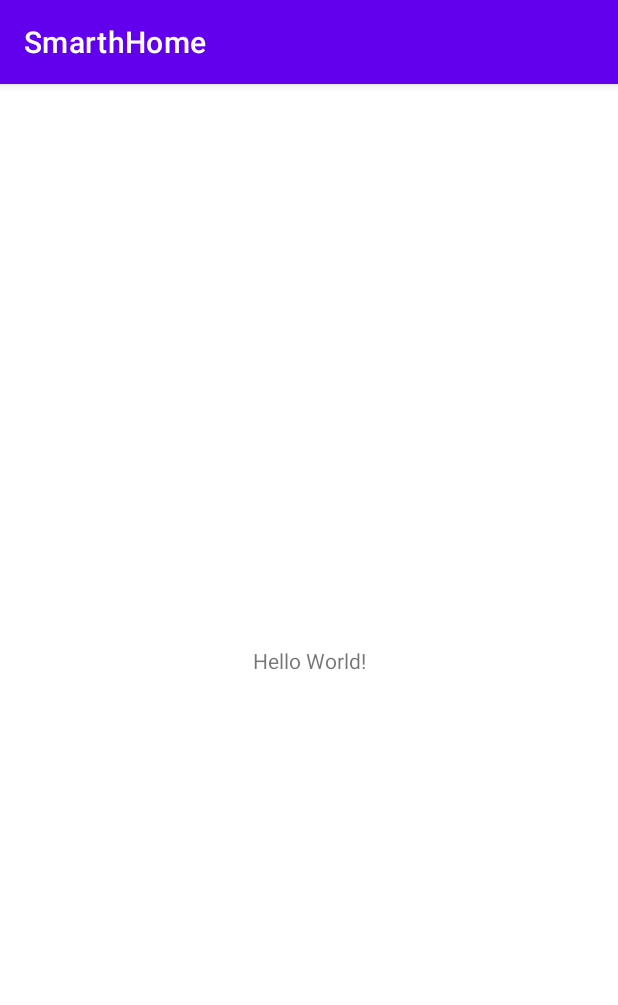
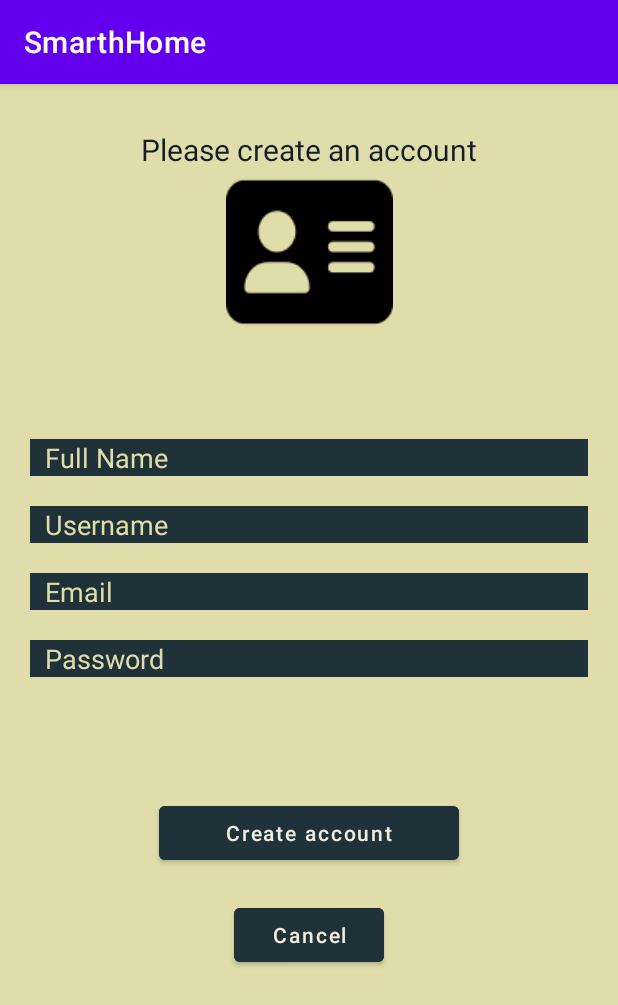
Before and after one commit to StanciuOctav/SmartHome, an Android app: the screen it shows after launch (MainActivity before the commit, RegisterActivity after it), on a phone screen of 412 x 824 dp. Shown: the top 1005 px of the screen. Run offline under Robolectric (Android 15) with nearby library versions, the phone set to English and light mode, and no system bars; 1 statement that could not run was skipped.

Commit message:
Created Register screen Tried to test it on the emulator but it seems to crash (changed default activity from MainActivity to RegisterActivity (see AndroidManifest.xml))

```diff
--- a/app/src/main/AndroidManifest.xml
+++ b/app/src/main/AndroidManifest.xml
@@ -13,18 +13,23 @@
         android:theme="@style/Theme.SmarthHome"
         tools:targetApi="31">
         <activity
-            android:name=".MainActivity"
+            android:name=".RegisterActivity"
             android:exported="true">
             <intent-filter>
                 <action android:name="android.intent.action.MAIN" />
 
                 <category android:name="android.intent.category.LAUNCHER" />
             </intent-filter>
-
             <meta-data
                 android:name="android.app.lib_name"
                 android:value="" />
         </activity>
+        <activity
+            android:name=".MainActivity"
+            android:exported="false">
+
+
+        </activity>
     </application>
 
 </manifest>
--- /dev/null
+++ b/app/src/main/java/com/example/smarthhome/RegisterActivity.kt
@@ -0,0 +1,57 @@
+package com.example.smarthhome
+
+import android.os.Bundle
+import android.widget.Button
+import android.widget.EditText
+import androidx.appcompat.app.AppCompatActivity
+import androidx.constraintlayout.widget.ConstraintLayout
+
+class RegisterActivity: AppCompatActivity() {
+
+    private lateinit var fullname: EditText
+    private lateinit var username: EditText
+    private lateinit var email: EditText
+    private lateinit var password: EditText
+
+    private lateinit var signUpButton: Button
+    private lateinit var cancelButton: Button
+
+    private var credentials = mapOf(fullname to "Catana Radu", username to "cr7", email to "cr7@email.com",password to "cr7654321")
+
+    override fun onCreate(savedInstanceState: Bundle?) {
+        super.onCreate(savedInstanceState)
+        setContentView(R.layout.register_layout)
+
+        initViews()
+    }
+
+    private fun initViews() {
+
+        fullname = findViewById(R.id.fullNameEditText)
+        username = findViewById(R.id.usernameEditText)
+        email = findViewById(R.id.emailEditText)
+        password = findViewById(R.id.passwordEditText)
+        signUpButton = findViewById(R.id.signUpButton)
+        cancelButton = findViewById(R.id.cancelButton)
+
+        signUpButton.setOnClickListener {
+            if (checkCredentials()) {
+                println("REDIRECT TO LOGIN")
+            } else {
+                println("SHOW ALERT")
+            }
+        }
+
+        cancelButton.setOnClickListener {
+            println("REDIRECT TO LOGIN")
+        }
+
+    }
+
+    private fun checkCredentials(): Boolean {
+        return fullname.text.equals(credentials[fullname]) &&
+                username.text.equals(credentials[username]) &&
+                email.text.equals(credentials[email]) &&
+                password.text.equals(credentials[password])
+    }
+}
--- /dev/null
+++ b/app/src/main/res/layout/register_layout.xml
@@ -0,0 +1,133 @@
+<?xml version="1.0" encoding="utf-8"?>
+<androidx.constraintlayout.widget.ConstraintLayout xmlns:android="http://schemas.android.com/apk/res/android"
+    xmlns:app="http://schemas.android.com/apk/res-auto"
+    xmlns:tools="http://schemas.android.com/tools"
+    android:layout_width="match_parent"
+    android:layout_height="match_parent"
+    android:background="@color/custom_yellow"
+    tools:context=".RegisterActivity">
+
+    <TextView
+        android:id="@+id/registerTitleView"
+        android:layout_width="wrap_content"
+        android:layout_height="wrap_content"
+        android:layout_marginTop="30dp"
+        app:layout_constraintEnd_toEndOf="parent"
+        app:layout_constraintStart_toStartOf="parent"
+        app:layout_constraintTop_toTopOf="parent"
+        android:text="@string/register_title"
+        android:textColor="@color/custom_black"
+        android:textSize="20sp"
+         />
+
+    <ImageView
+        android:id="@+id/registerImageView"
+        android:layout_width="wrap_content"
+        android:layout_height="wrap_content"
+        app:layout_constraintStart_toStartOf="parent"
+        app:layout_constraintEnd_toEndOf="parent"
+        app:layout_constraintTop_toBottomOf="@id/registerTitleView"
+        android:src="@drawable/profile_card"
+        android:foregroundGravity="center_horizontal"
+        />
+
+    <EditText
+        android:id="@+id/fullNameEditText"
+        android:layout_width="match_parent"
+        android:layout_height="wrap_content"
+        android:layout_marginTop="70dp"
+        app:layout_constraintTop_toBottomOf="@+id/registerImageView"
+        app:layout_constraintStart_toStartOf="parent"
+        app:layout_constraintEnd_toEndOf="parent"
+        android:layout_marginLeft="20dp"
+        android:layout_marginRight="20dp"
+        android:paddingStart="10dp"
+        android:hint="@string/fullname_placeholder"
+        android:textColorHint="@color/custom_yellow"
+        android:textColor="@color/custom_white"
+        android:background="@color/custom_green"
+        android:maxLines="1"
+        />
+
+    <EditText
+        android:id="@+id/usernameEditText"
+        android:layout_width="match_parent"
+        android:layout_height="wrap_content"
+        app:layout_constraintTop_toBottomOf="@+id/fullNameEditText"
+        app:layout_constraintStart_toStartOf="parent"
+        app:layout_constraintEnd_toEndOf="parent"
+        android:layout_marginTop="20dp"
+        android:layout_marginLeft="20dp"
+        android:layout_marginRight="20dp"
+        android:paddingStart="10dp"
+        android:hint="@string/username_placeholder"
+        android:textColorHint="@color/custom_yellow"
+        android:textColor="@color/custom_white"
+        android:background="@color/custom_green"
+        android:maxLines="1"
+        />
+
+    <EditText
+        android:id="@+id/emailEditText"
+        android:layout_width="match_parent"
+        android:layout_height="wrap_content"
+        app:layout_constraintTop_toBottomOf="@+id/usernameEditText"
+        app:layout_constraintStart_toStartOf="parent"
+        app:layout_constraintEnd_toEndOf="parent"
+        android:layout_marginTop="20dp"
+        android:layout_marginLeft="20dp"
+        android:layout_marginRight="20dp"
+        android:paddingStart="10dp"
+        android:hint="@string/email_placeholder"
+        android:textColorHint="@color/custom_yellow"
+        android:textColor="@color/custom_white"
+        android:background="@color/custom_green"
+        android:maxLines="1"
+        />
+
+    <EditText
+        android:id="@+id/passwordEditText"
+        android:layout_width="match_parent"
+        android:layout_height="wrap_content"
+        app:layout_constraintTop_toBottomOf="@+id/emailEditText"
+        app:layout_constraintStart_toStartOf="parent"
+        app:layout_constraintEnd_toEndOf="parent"
+        android:layout_marginTop="20dp"
+        android:layout_marginLeft="20dp"
+        android:layout_marginRight="20dp"
+        android:paddingStart="10dp"
+        android:hint="@string/password_placeholder"
+        android:textColorHint="@color/custom_yellow"
+        android:textColor="@color/custom_white"
+        android:background="@color/custom_green"
+        android:maxLines="1"
+        android:password="true"
+        />
+
+    <Button
+        android:id="@+id/signUpButton"
+        android:layout_width="200dp"
+        android:layout_height="wrap_content"
+        app:layout_constraintTop_toBottomOf="@+id/passwordEditText"
+        app:layout_constraintStart_toStartOf="parent"
+        app:layout_constraintEnd_toEndOf="parent"
+        android:layout_marginTop="80dp"
+        android:hint="@string/signup_placeholder"
+        android:textColorHint="@color/custom_white"
+        android:textColor="@color/custom_white"
+        android:backgroundTint="@color/custom_green" />
+
+    <Button
+        android:id="@+id/cancelButton"
+        android:layout_width="100dp"
+        android:layout_height="wrap_content"
+        app:layout_constraintTop_toBottomOf="@+id/signUpButton"
+        app:layout_constraintStart_toStartOf="parent"
+        app:layout_constraintEnd_toEndOf="parent"
+        android:layout_marginTop="20dp"
+        android:hint="@string/cancel_placeholder"
+        android:textColorHint="@color/custom_white"
+        android:textColor="@color/custom_white"
+        android:backgroundTint="@color/custom_green" />
+
+</androidx.constraintlayout.widget.ConstraintLayout>
--- a/app/src/main/res/values/colors.xml
+++ b/app/src/main/res/values/colors.xml
@@ -7,4 +7,8 @@
     <color name="teal_700">#FF018786</color>
     <color name="black">#FF000000</color>
     <color name="white">#FFFFFFFF</color>
+    <color name="custom_black">#141E27</color>
+    <color name="custom_green">#203239</color>
+    <color name="custom_yellow">#E0DDAA</color>
+    <color name="custom_white">#EEEDDE</color>
 </resources>
--- a/app/src/main/res/values/strings.xml
+++ b/app/src/main/res/values/strings.xml
@@ -1,3 +1,12 @@
 <resources>
     <string name="app_name">SmarthHome</string>
+<!--    REGISTER SCREEN-->
+    <string name="register_title">Please create an account</string>
+<!--    PLACEHOLDERS-->
+    <string name="username_placeholder">Username</string>
+    <string name="fullname_placeholder">Full Name</string>
+    <string name="email_placeholder">Email</string>
+    <string name="password_placeholder">Password</string>
+    <string name="signup_placeholder">Create account</string>
+    <string name="cancel_placeholder">Cancel</string>
 </resources>
```
Also changed, not shown: app/src/main/res/drawable/profile_card.png (added).
